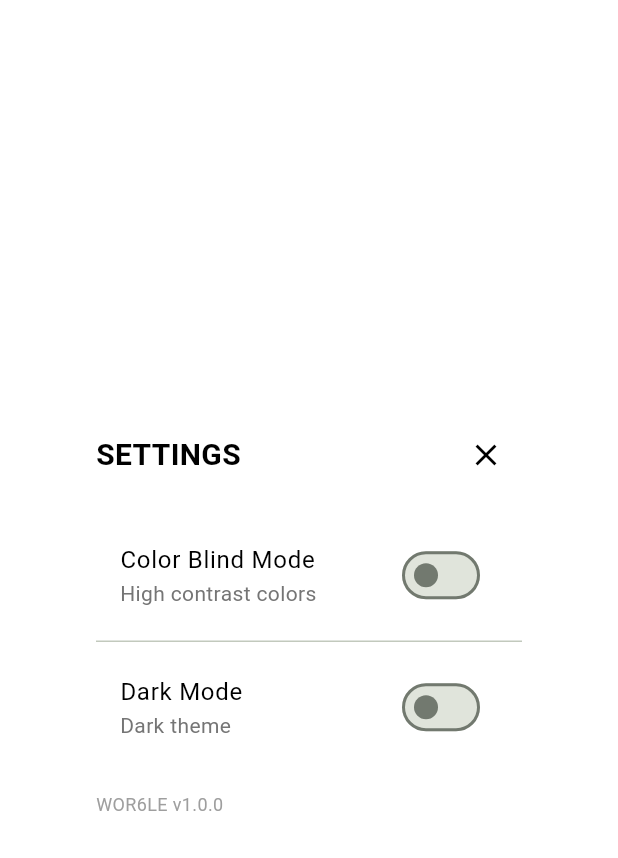
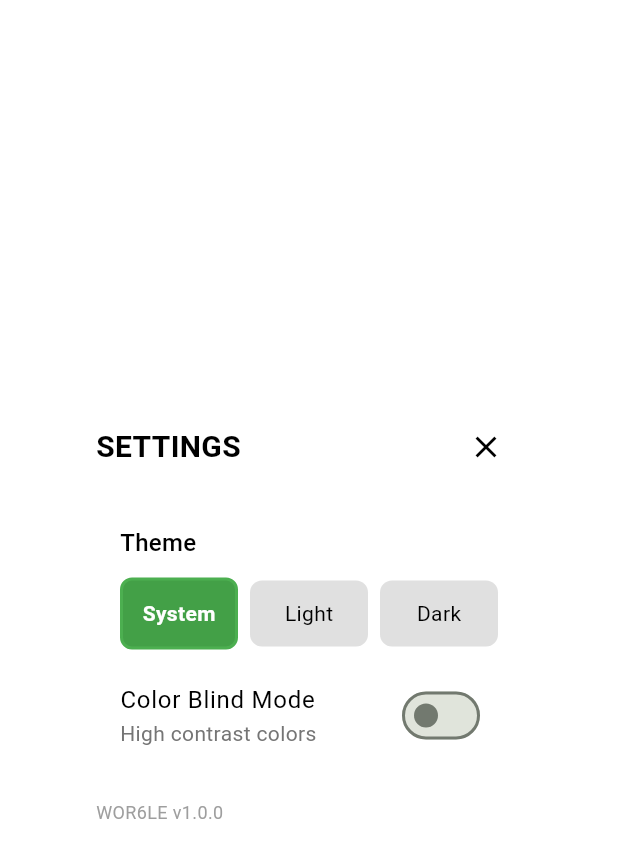
Before and after one commit to gridlocdev/wor6le, a Flutter app: the SettingsDialog widget shown alone on an empty page, opened directly with empty values, on a phone screen of 412 x 824 dp. Shown: the top 858 px of the screen. Run offline on Flutter 3.47's test engine with Material 3 defaults, Android fonts, the phone set to English and light mode, and no system bars; our stand-ins replace shared_preferences; accounts and stored records are empty; project files that could hold a hidden picture were left out.

Commit message:
change dark/light to system/dark/light setting

```diff
--- a/lib/dialogs/settings_dialog.dart
+++ b/lib/dialogs/settings_dialog.dart
@@ -1,18 +1,21 @@
 import 'package:flutter/material.dart';
 import '../utils/constants.dart';
+import '../models/theme_mode.dart';
 
 class SettingsDialog extends StatefulWidget {
   final bool colorBlindMode;
   final bool darkMode;
+  final AppThemeMode themeMode;
   final Function(bool) onColorBlindModeChanged;
-  final Function(bool) onDarkModeChanged;
+  final Function(AppThemeMode) onThemeModeChanged;
 
   const SettingsDialog({
     super.key,
     required this.colorBlindMode,
     required this.darkMode,
+    required this.themeMode,
     required this.onColorBlindModeChanged,
-    required this.onDarkModeChanged,
+    required this.onThemeModeChanged,
   });
 
   @override
@@ -22,12 +25,14 @@ class SettingsDialog extends StatefulWidget {
 class _SettingsDialogState extends State<SettingsDialog> {
   late bool _colorBlindMode;
   late bool _darkMode;
+  late AppThemeMode _themeMode;
 
   @override
   void initState() {
     super.initState();
     _colorBlindMode = widget.colorBlindMode;
     _darkMode = widget.darkMode;
+    _themeMode = widget.themeMode;
   }
 
   @override
@@ -66,6 +71,71 @@ class _SettingsDialogState extends State<SettingsDialog> {
               ],
             ),
             const SizedBox(height: 20),
+            Padding(
+              padding: const EdgeInsets.symmetric(
+                vertical: 8.0,
+                horizontal: 16.0,
+              ),
+              child: Column(
+                crossAxisAlignment: CrossAxisAlignment.start,
+                children: [
+                  Text(
+                    'Theme',
+                    style: TextStyle(
+                      fontSize: 16,
+                      fontWeight: FontWeight.w500,
+                      color: AppColors.getTextColorForBackground(_darkMode),
+                    ),
+                  ),
+                  const SizedBox(height: 12),
+                  Row(
+                    children: [
+                      Expanded(
+                        child: _ThemeButton(
+                          label: 'System',
+                          isSelected: _themeMode == AppThemeMode.system,
+                          darkMode: _darkMode,
+                          onTap: () {
+                            setState(() {
+                              _themeMode = AppThemeMode.system;
+                            });
+                            widget.onThemeModeChanged(AppThemeMode.system);
+                          },
+                        ),
+                      ),
+                      const SizedBox(width: 8),
+                      Expanded(
+                        child: _ThemeButton(
+                          label: 'Light',
+                          isSelected: _themeMode == AppThemeMode.light,
+                          darkMode: _darkMode,
+                          onTap: () {
+                            setState(() {
+                              _themeMode = AppThemeMode.light;
+                            });
+                            widget.onThemeModeChanged(AppThemeMode.light);
+                          },
+                        ),
+                      ),
+                      const SizedBox(width: 8),
+                      Expanded(
+                        child: _ThemeButton(
+                          label: 'Dark',
+                          isSelected: _themeMode == AppThemeMode.dark,
+                          darkMode: _darkMode,
+                          onTap: () {
+                            setState(() {
+                              _themeMode = AppThemeMode.dark;
+                            });
+                            widget.onThemeModeChanged(AppThemeMode.dark);
+                          },
+                        ),
+                      ),
+                    ],
+                  ),
+                ],
+              ),
+            ),
             SwitchListTile(
               title: Text(
                 'Color Blind Mode',
@@ -87,28 +157,6 @@ class _SettingsDialogState extends State<SettingsDialog> {
                 widget.onColorBlindModeChanged(value);
               },
             ),
-            const Divider(),
-            SwitchListTile(
-              title: Text(
-                'Dark Mode',
-                style: TextStyle(
-                  color: AppColors.getTextColorForBackground(_darkMode),
-                ),
-              ),
-              subtitle: Text(
-                'Dark theme',
-                style: TextStyle(
-                  color: _darkMode ? Colors.grey[400] : Colors.grey[600],
-                ),
-              ),
-              value: _darkMode,
-              onChanged: (value) {
-                setState(() {
-                  _darkMode = value;
-                });
-                widget.onDarkModeChanged(value);
-              },
-            ),
             const SizedBox(height: 20),
             Text(
               'WOR6LE v1.0.0',
@@ -123,3 +171,51 @@ class _SettingsDialogState extends State<SettingsDialog> {
     );
   }
 }
+
+class _ThemeButton extends StatelessWidget {
+  final String label;
+  final bool isSelected;
+  final bool darkMode;
+  final VoidCallback onTap;
+
+  const _ThemeButton({
+    required this.label,
+    required this.isSelected,
+    required this.darkMode,
+    required this.onTap,
+  });
+
+  @override
+  Widget build(BuildContext context) {
+    final backgroundColor = isSelected
+        ? (darkMode ? Colors.green.shade700 : Colors.green.shade600)
+        : (darkMode ? Colors.grey.shade800 : Colors.grey.shade300);
+
+    final textColor = isSelected
+        ? Colors.white
+        : AppColors.getTextColorForBackground(darkMode);
+
+    return InkWell(
+      onTap: onTap,
+      borderRadius: BorderRadius.circular(8),
+      child: Container(
+        padding: const EdgeInsets.symmetric(vertical: 12),
+        decoration: BoxDecoration(
+          color: backgroundColor,
+          borderRadius: BorderRadius.circular(8),
+          border: isSelected ? Border.all(color: Colors.green, width: 2) : null,
+        ),
+        child: Center(
+          child: Text(
+            label,
+            style: TextStyle(
+              color: textColor,
+              fontWeight: isSelected ? FontWeight.bold : FontWeight.normal,
+              fontSize: 14,
+            ),
+          ),
+        ),
+      ),
+    );
+  }
+}
--- /dev/null
+++ b/lib/models/theme_mode.dart
@@ -0,0 +1,43 @@
+/// Represents the app's theme preference
+enum AppThemeMode {
+  system,
+  light,
+  dark;
+
+  /// Convert from storage string value
+  static AppThemeMode fromString(String? value) {
+    switch (value) {
+      case 'light':
+        return AppThemeMode.light;
+      case 'dark':
+        return AppThemeMode.dark;
+      case 'system':
+      default:
+        return AppThemeMode.system;
+    }
+  }
+
+  /// Convert to storage string value
+  String toStorageString() {
+    switch (this) {
+      case AppThemeMode.light:
+        return 'light';
+      case AppThemeMode.dark:
+        return 'dark';
+      case AppThemeMode.system:
+        return 'system';
+    }
+  }
+
+  /// Get display name for UI
+  String get displayName {
+    switch (this) {
+      case AppThemeMode.system:
+        return 'System';
+      case AppThemeMode.light:
+        return 'Light';
+      case AppThemeMode.dark:
+        return 'Dark';
+    }
+  }
+}
--- a/lib/services/storage_service.dart
+++ b/lib/services/storage_service.dart
@@ -7,7 +7,7 @@ class StorageService {
   static const String _statsKey = 'game_statistics';
   static const String _lastPlayedKey = 'last_played_date';
   static const String _colorBlindModeKey = 'color_blind_mode';
-  static const String _darkModeKey = 'dark_mode';
+  static const String _themeModeKey = 'theme_mode';
 
   Future<GameStatistics> loadStatistics() async {
     try {
@@ -80,27 +80,26 @@ class StorageService {
     }
   }
 
-  Future<bool> getDarkMode({Brightness? systemBrightness}) async {
+  /// Get the theme mode preference (system, light, or dark)
+  /// Returns 'system' if no preference is set
+  Future<String> getThemeMode() async {
     try {
       final prefs = await SharedPreferences.getInstance();
-      // Check if user has set a preference
-      if (prefs.containsKey(_darkModeKey)) {
-        return prefs.getBool(_darkModeKey) ?? false;
+      // Check new key first
+      if (prefs.containsKey(_themeModeKey)) {
+        return prefs.getString(_themeModeKey) ?? 'system';
       }
-      // If no preference is saved, use system theme
-      if (systemBrightness != null) {
-        return systemBrightness == Brightness.dark;
-      }
-      return false;
+      return 'system';
     } catch (e) {
-      return false;
+      return 'system';
     }
   }
 
-  Future<void> setDarkMode(bool value) async {
+  /// Set the theme mode preference
+  Future<void> setThemeMode(String value) async {
     try {
       final prefs = await SharedPreferences.getInstance();
-      await prefs.setBool(_darkModeKey, value);
+      await prefs.setString(_themeModeKey, value);
     } catch (e) {
       // Handle error silently
     }
```
Also changed, not shown: lib/main.dart (+21 -2 lines), lib/screens/game_screen.dart (+43 -7 lines).
